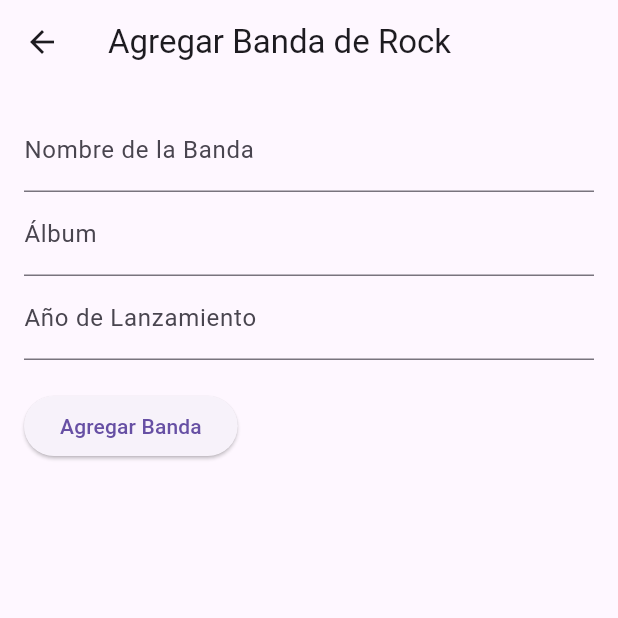
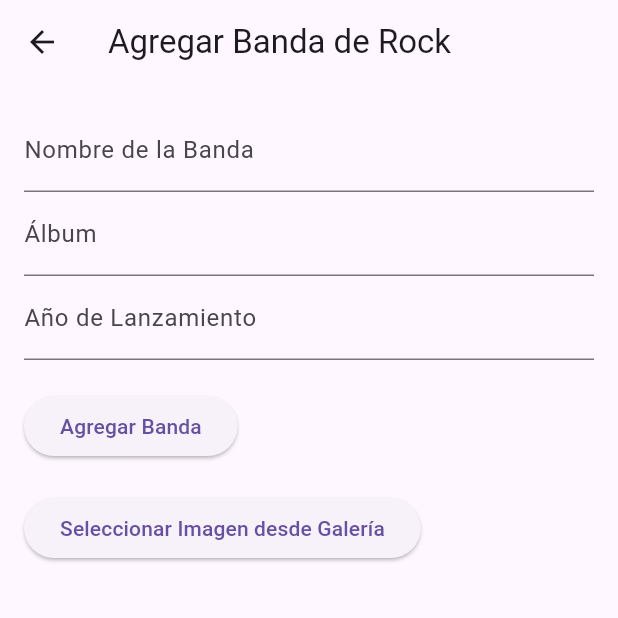
Before and after one commit to JohanPCruz/IS513-I-PAC-2024-TAREAS, a Flutter app: the screen it shows after launch, after a tap on "Agregar banda de Rock", on a phone screen of 412 x 824 dp, the top half of it. Run offline on Flutter 3.47's test engine with Material 3 defaults, Android fonts, the phone set to English and light mode, and no system bars; our stand-ins replace cloud_firestore, firebase_core, firebase_storage, image_picker; accounts and stored records are empty.

Commit message:
Agregando imagen votacion
Se agrega funcionalidad de poder subir una imagen al agregar una banda de rock

```diff
--- a/tarea_3.2/votaciones_bandas/lib/main.dart
+++ b/tarea_3.2/votaciones_bandas/lib/main.dart
@@ -1,5 +1,5 @@
 import 'package:flutter/material.dart';
-import 'package:firebase_core/firebase_core.dart'; // Importa el paquete Firebase Core
+import 'package:firebase_core/firebase_core.dart';
 import 'package:votaciones_bandas/firebase_options.dart';
 import 'main_screen.dart';
 
--- a/tarea_3.2/votaciones_bandas/lib/main_screen.dart
+++ b/tarea_3.2/votaciones_bandas/lib/main_screen.dart
@@ -27,9 +27,9 @@ class MainScreen extends StatelessWidget {
           mainAxisAlignment: MainAxisAlignment.center,
           children: [
             Image.asset(
-              'assets/images/rock.png', // Ruta de la imagen dentro de los recursos de tu proyecto
-              width: 300, // Ancho deseado de la imagen
-              height: 300, // Alto deseado de la imagen
+              'assets/images/rock.png',
+              width: 300,
+              height: 300,
             ),
             SizedBox(height: 200),
             ElevatedButton(
```
Also changed, not shown: tarea_3.2/votaciones_bandas/lib/add_band_screen.dart (+34 -11 lines), tarea_3.2/votaciones_bandas/lib/voting_screen.dart (+11 -0 lines).
